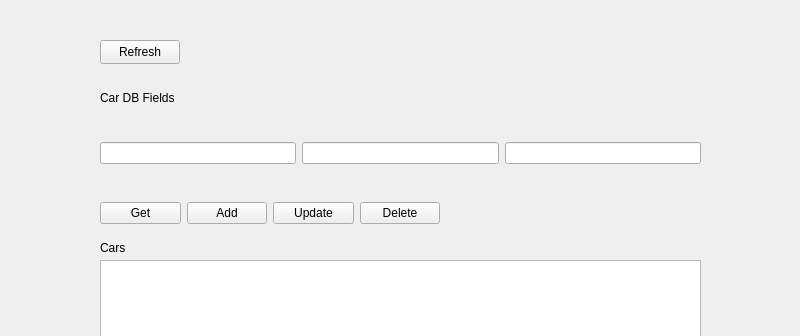
Above: QT/rastitehtavaCarGUI/mainwindow.ui from KaiSuomi-hub/soloProject2023 before the change; both pictures show x 0 to 800 and y 0 to 336 of the 800 by 600 pixel window. Below: the same form after it.
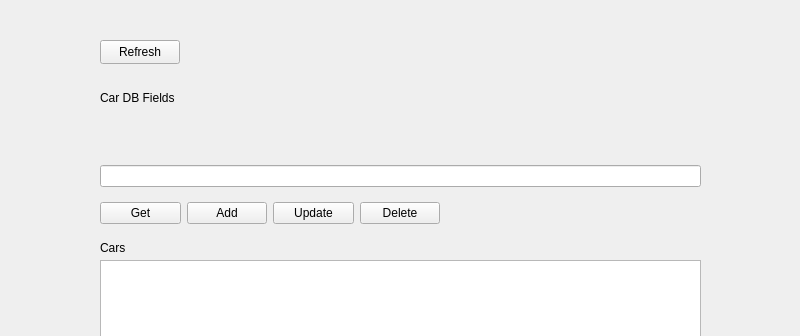
That is the form after the change.

Commit message:
Getting form field values
now the rest of this

```diff
--- a/QT/rastitehtavaCarGUI/mainwindow.ui
+++ b/QT/rastitehtavaCarGUI/mainwindow.ui
@@ -72,30 +72,12 @@
       <x>100</x>
       <y>140</y>
       <width>601</width>
-      <height>26</height>
+      <height>72</height>
      </rect>
     </property>
     <layout class="QHBoxLayout" name="horizontalLayout">
      <item>
-      <widget class="QLineEdit" name="branch">
-       <property name="text">
-        <string/>
-       </property>
-      </widget>
-     </item>
-     <item>
-      <widget class="QLineEdit" name="id_car">
-       <property name="text">
-        <string/>
-       </property>
-      </widget>
-     </item>
-     <item>
-      <widget class="QLineEdit" name="model">
-       <property name="text">
-        <string/>
-       </property>
-      </widget>
+      <widget class="QLineEdit" name="id_car"/>
      </item>
     </layout>
    </widget>
```
The commit also changes 2 other files.
